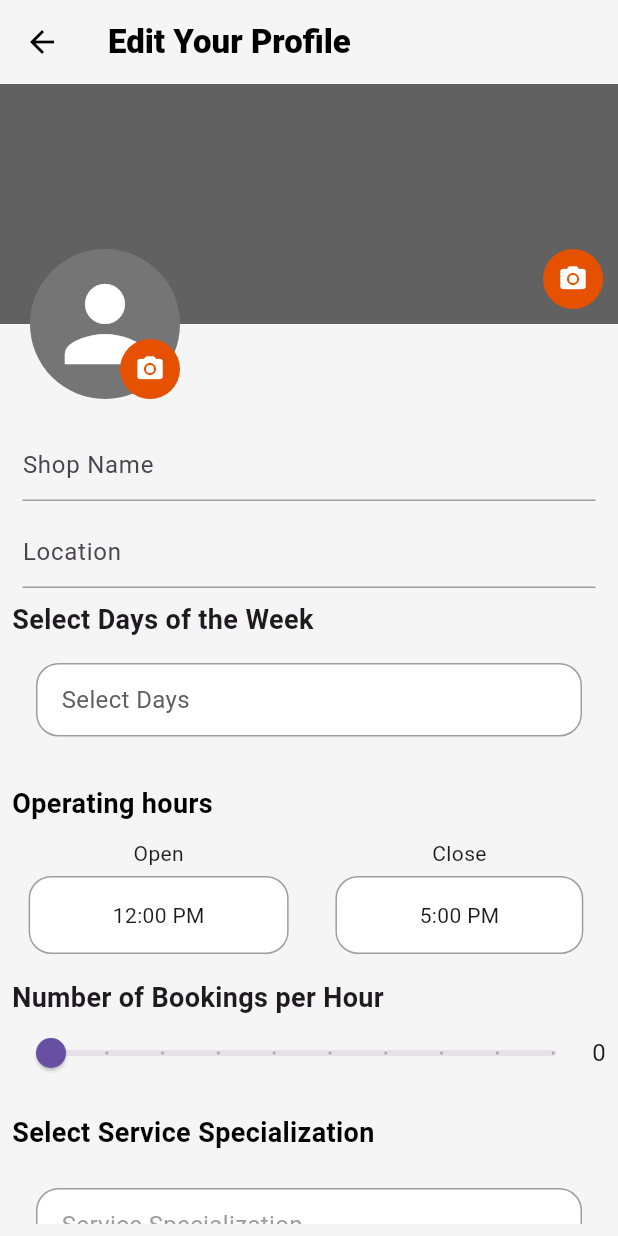
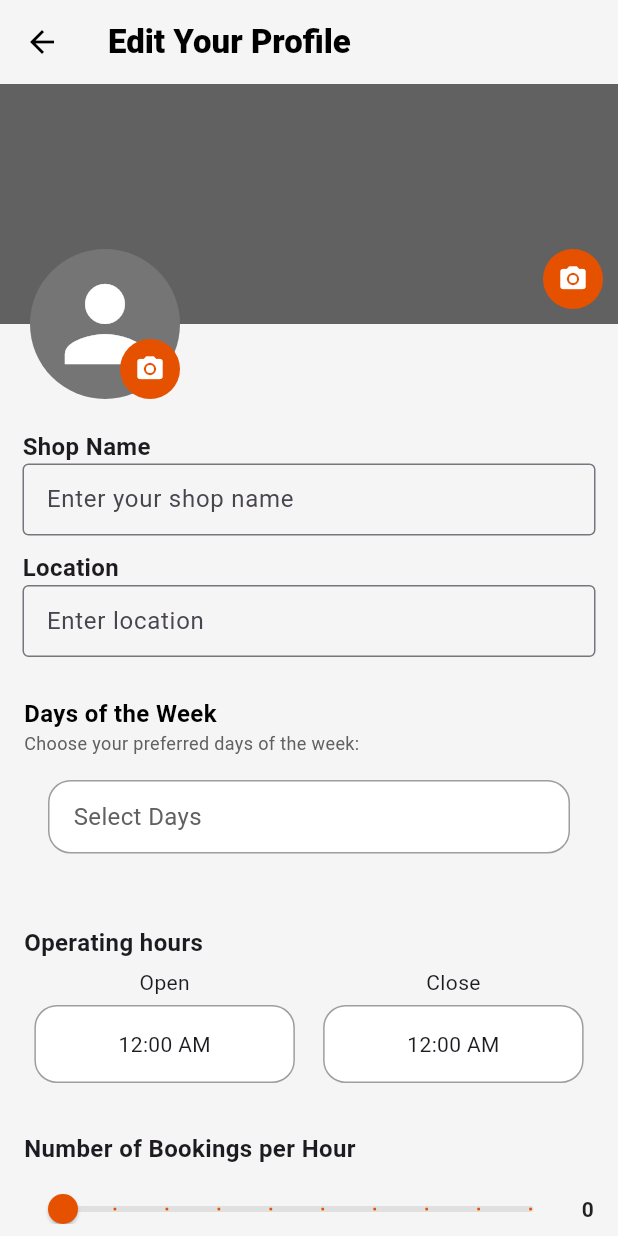
Before and after one commit to TechPyllars2024/AutoCareAutomotive, a Flutter app: the AutomotiveEditProfileScreen screen opened directly, on a phone screen of 412 x 824 dp. Run offline on Flutter 3.47's test engine with Material 3 defaults, Android fonts, the phone set to English and light mode, and no system bars; our stand-ins replace carousel_slider, cloud_firestore, curved_navigation_bar, file_picker, firebase_auth, firebase_core and 11 more; missing offline and left inert: flutter_pannable_rating_bar, flutter_pdfview; accounts and stored records are empty.

Commit message:
Feat-Pin_location-Profile: Working

```diff
--- a/lib/ProfileManagement/screens/automotive_edit_profile.dart
+++ b/lib/ProfileManagement/screens/automotive_edit_profile.dart
@@ -309,36 +309,39 @@ class _AutomotiveEditProfileScreenState
   Widget buildInputs() => Padding(
     padding: const EdgeInsets.symmetric(horizontal: 15.0),
     child: Column(
+      crossAxisAlignment: CrossAxisAlignment.start,
       children: [
+        // Shop Name TextField with Label
+        const Text('Shop Name', style: TextStyle(fontSize: 16,
+            fontWeight: FontWeight.bold)),
         TextField(
           controller: _shopNameController,
           decoration: InputDecoration(
-                hintText: 'Shop Name',
+            hintText: 'Enter your shop name',
             border: const OutlineInputBorder(),
-                focusedBorder: UnderlineInputBorder(
-                  borderSide:
-                      BorderSide(color: Colors.orange.shade900, width: 2),
+            focusedBorder: OutlineInputBorder(
+              borderSide: BorderSide(color: Colors.orange.shade900),
             ),
-                enabledBorder: const UnderlineInputBorder(
-                  borderSide: BorderSide(color: Colors.grey, width: 1),
-                ),
+            contentPadding: const EdgeInsets.all(12),
           ),
         ),
         const SizedBox(height: 10),
+
+        // Location TextField with Label
+        const Text('Location', style: TextStyle(fontSize: 16,
+            fontWeight: FontWeight.bold)),
         TextField(
           controller: _locationController,
           decoration: InputDecoration(
-                hintText: 'Location',
+            hintText: 'Enter location',
             border: const OutlineInputBorder(),
-                focusedBorder: UnderlineInputBorder(
-                  borderSide:
-                      BorderSide(color: Colors.orange.shade900, width: 2),
+            focusedBorder: OutlineInputBorder(
+              borderSide: BorderSide(color: Colors.orange.shade900),
             ),
-                enabledBorder: const UnderlineInputBorder(
-                  borderSide: BorderSide(color: Colors.grey, width: 1),
+            contentPadding: const EdgeInsets.all(12),
           ),
         ),
-            ),
+        const SizedBox(height: 10),
         ],
     ),
   );
@@ -433,21 +436,19 @@ class _AutomotiveEditProfileScreenState
       );
 
   // Time selection for the profile
-  Widget timeSelection() {
-    return Padding(
-      padding: const EdgeInsets.all(8.0),
+  Widget timeSelection() => Padding(
+    padding: const EdgeInsets.all(16.0),
     child: Column(
       crossAxisAlignment: CrossAxisAlignment.start,
       children: [
         const Text(
           'Operating hours',
           style: TextStyle(
-              color: Colors.black,
-              fontSize: 18,
+            fontSize: 16,
             fontWeight: FontWeight.bold,
           ),
         ),
-          const SizedBox(height: 10),
+        const SizedBox(height: 5),
         Row(
           mainAxisAlignment: MainAxisAlignment.center,
           children: [
@@ -455,7 +456,7 @@ class _AutomotiveEditProfileScreenState
               child: Column(
                 crossAxisAlignment: CrossAxisAlignment.center,
                 children: [
-                    const Text('Open'),
+                  const Text('Open', style: TextStyle(fontSize: 14),),
                   const SizedBox(height: 5),
                   Container(
                     padding: const EdgeInsets.symmetric(
@@ -466,10 +467,7 @@ class _AutomotiveEditProfileScreenState
                       border: Border.all(color: Colors.grey),
                     ),
                     child: TimePickerDisplay(
-                        initialTime: _openingTime ??
-                            const TimeOfDay(
-                                hour: 9,
-                                minute: 0), // Default time if not initialized
+                      initialTime: const TimeOfDay(hour: 0, minute: 0),
                       onTimeSelected: (selectedTime) {
                         setState(() {
                           _openingTime = selectedTime;
@@ -485,7 +483,7 @@ class _AutomotiveEditProfileScreenState
               child: Column(
                 crossAxisAlignment: CrossAxisAlignment.center,
                 children: [
-                    const Text('Close'),
+                  const Text('Close', style: TextStyle(fontSize: 14),),
                   const SizedBox(height: 5),
                   Container(
                     padding: const EdgeInsets.symmetric(
@@ -496,10 +494,7 @@ class _AutomotiveEditProfileScreenState
                       border: Border.all(color: Colors.grey),
                     ),
                     child: TimePickerDisplay(
-                        initialTime: _closingTime ??
-                            const TimeOfDay(
-                                hour: 17,
-                                minute: 0), // Default time if not initialized
+                      initialTime: const TimeOfDay(hour: 0, minute: 0),
                       onTimeSelected: (selectedTime) {
                         setState(() {
                           _closingTime = selectedTime;
@@ -515,28 +510,25 @@ class _AutomotiveEditProfileScreenState
       ],
     ),
   );
-  }
 
   // Service specialization for the profile
   Widget serviceSpecialization() => Padding(
-        padding: const EdgeInsets.all(8.0),
+    padding: const EdgeInsets.all(16.0),
     child: Column(
       crossAxisAlignment: CrossAxisAlignment.start,
       children: [
         const Text(
           'Select Service Specialization',
           style: TextStyle(
-                color: Colors.black,
-                fontSize: 18,
+            fontSize: 16,
             fontWeight: FontWeight.bold,
           ),
         ),
-            const SizedBox(height: 8),
         CustomDropdown(
           options: CategoryList.categories,
           hintText: 'Service Specialization',
           controller: dropdownController,
-              initialSelectedOptions: _serviceSpecialization ?? [],
+          initialSelectedOptions: const [],
           onSelectionChanged: (selectedOptions) {
             setState(() {
               _serviceSpecialization = selectedOptions.cast<String>();
@@ -549,17 +541,29 @@ class _AutomotiveEditProfileScreenState
 
   // Days of the week selection for the profile
   Widget dayOfTheWeekSelection() => Padding(
-        padding: const EdgeInsets.all(8.0),
+    padding: const EdgeInsets.all(16.0), // Increased padding for better spacing
     child: Column(
       crossAxisAlignment: CrossAxisAlignment.start,
       children: [
         const Text(
-              'Select Days of the Week',
+          'Days of the Week',
           style: TextStyle(
-                fontSize: 18,
+            fontSize: 16,
             fontWeight: FontWeight.bold,
+            color: Colors.black, // Slightly darker for better contrast
           ),
         ),
+
+        // Improved hint text with a more descriptive placeholder
+        Text(
+          'Choose your preferred days of the week:',
+          style: TextStyle(
+            color: Colors.grey[700], // Light gray for description
+            fontSize: 12,
+          ),
+        ),
+
+        // Day of the Week Selector
         DayOfTheWeek(
           options: const [
             'Monday',
@@ -572,11 +576,9 @@ class _AutomotiveEditProfileScreenState
           ],
           hintText: 'Select Days',
           controller: daysOfTheWeekController,
-              initialSelectedOptions: _daysOfTheWeek ?? [],
+          initialSelectedOptions: const [],
           onSelectionChanged: (selectedOptions) {
-                setState(() {
-                  _daysOfTheWeek = selectedOptions;
-                });
+            // Optionally handle the selection change here
           },
         ),
       ],
@@ -585,17 +587,18 @@ class _AutomotiveEditProfileScreenState
 
   // Number of bookings per hour selection for the profile
   Widget numberOfBookingsSelection() => Padding(
-        padding: const EdgeInsets.all(8.0),
+    padding: const EdgeInsets.all(16.0), // Increased padding for better spacing
     child: Column(
       crossAxisAlignment: CrossAxisAlignment.start,
       children: [
         const Text(
           'Number of Bookings per Hour',
           style: TextStyle(
-                fontSize: 18,
+            fontSize: 16,
             fontWeight: FontWeight.bold,
           ),
         ),
+        const SizedBox(height: 5),
         Row(
           children: [
             Expanded(
@@ -605,6 +608,8 @@ class _AutomotiveEditProfileScreenState
                 max: 10,
                 divisions: 9, // For 1 to 10
                 label: _numberOfBookingPerHour.toString(),
+                activeColor: Colors.orange.shade900, // Slider color when active
+                inactiveColor: Colors.grey.shade300, // Slider color when inactive
                 onChanged: (double value) {
                   setState(() {
                     _numberOfBookingPerHour = value.toInt();
@@ -612,9 +617,28 @@ class _AutomotiveEditProfileScreenState
                 },
               ),
             ),
+            const SizedBox(width: 8), // Space between slider and number text
             Text(
               '$_numberOfBookingPerHour',
-                  style: const TextStyle(fontSize: 16),
+              style: const TextStyle(
+                fontSize: 14,
+                fontWeight: FontWeight.bold,
+                color: Colors.black87,
+              ),
+            ),
+          ],
+        ),
+        const SizedBox(height: 5),
+        Row(
+          children: [
+            const Icon(Icons.info_outline, size: 14, color: Colors.grey), // Info icon
+            const SizedBox(width: 5),
+            Text(
+              'Adjust the number of bookings allowed per hour.',
+              style: TextStyle(
+                fontSize: 14,
+                color: Colors.grey.shade600,
+              ),
             ),
           ],
         ),
```
Lines whose indentation alone changed are shown as unchanged.
